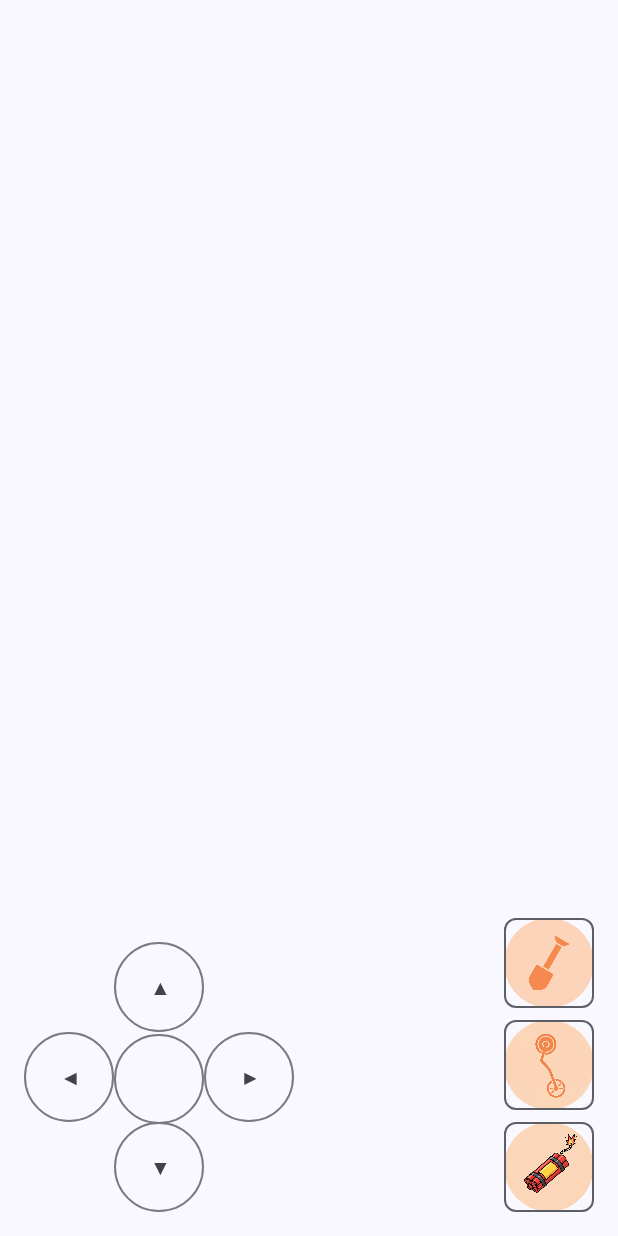
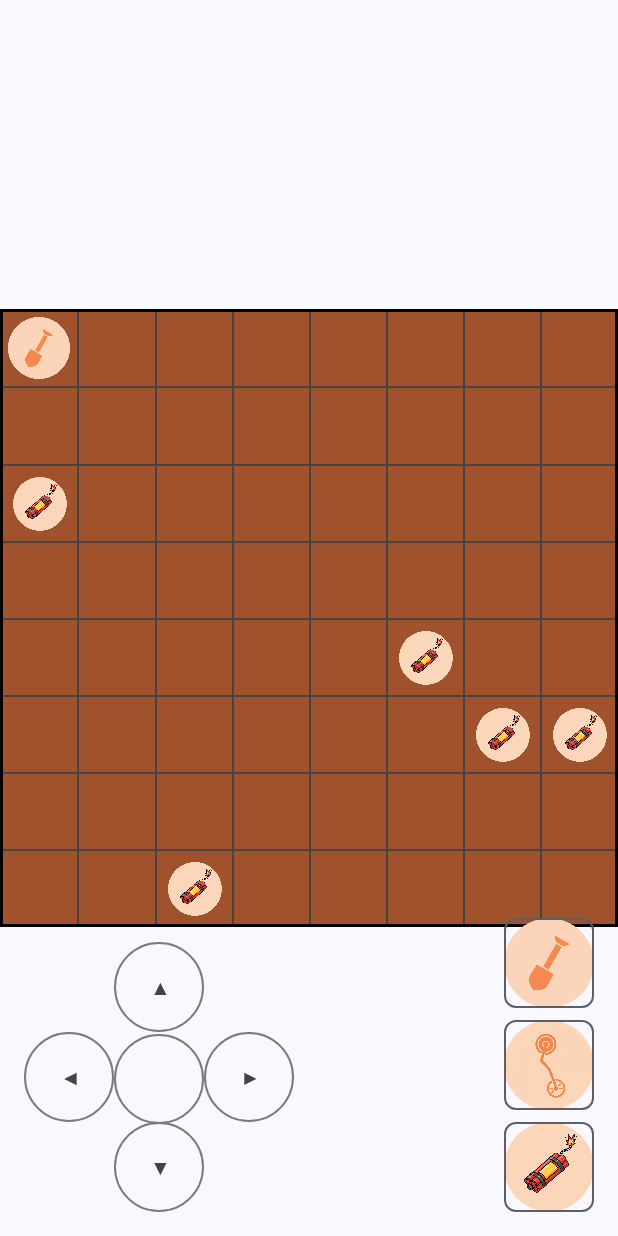
Before and after one commit to FabioSouzaF/TreasureHunt, an Android app built with Jetpack Compose: the screen it shows after launch (MainActivity), after a tap on an icon or button, on a phone screen of 412 x 824 dp. Run offline under Robolectric (Android 15) with nearby library versions, the phone set to English and light mode, and no system bars; our stand-ins replace Room's generated code; libraries missing offline, so code that uses them is left out: androidx.room.util.

Commit message:
movimentacao em grid

```diff
--- a/app/src/main/java/com/example/treasurehunt/Cell.kt
+++ b/app/src/main/java/com/example/treasurehunt/Cell.kt
@@ -1,10 +1,16 @@
 package com.example.treasurehunt
+
+import androidx.compose.runtime.getValue
+import androidx.compose.runtime.mutableStateOf
+import androidx.compose.runtime.setValue
 
 class Cell (
 
     val x: Int = 0,
     val y: Int = 0,
-    var content: CellContent = CellContent.EMPTY,
-    var isRevealed: Boolean = false
-
-)
+    initialContent: CellContent = CellContent.EMPTY,
+    initialIsRevealed: Boolean = false)
+{
+    var content by mutableStateOf(initialContent)
+    var isRevealed by mutableStateOf(initialIsRevealed)
+}
--- a/app/src/main/java/com/example/treasurehunt/GameGrid.kt
+++ b/app/src/main/java/com/example/treasurehunt/GameGrid.kt
@@ -22,7 +22,7 @@ import com.example.treasurehunt.ui.theme.TreasureHuntTheme // Seu tema
 
 //@SuppressLint("UnrememberedMutableState")
 @Composable
-fun GameGrid(gameState: GameState, grid: SnapshotStateList<SnapshotStateList<Cell>>, modifier: Modifier) {
+fun GameGrid(gameState: GameState, grid: List<List<Cell>>, modifier: Modifier) {
 
 //    var grid by remember { mutableStateOf(gameState.grid) }
 
--- a/app/src/main/java/com/example/treasurehunt/GameState.kt
+++ b/app/src/main/java/com/example/treasurehunt/GameState.kt
@@ -18,7 +18,7 @@ class GameState {
         for (i in 0 until gridSize) {
             val row = mutableStateListOf<Cell>()
             for (j in 0 until gridSize) {
-                row.add(Cell(x = j, y = i, content = CellContent.EMPTY))
+                row.add(Cell(x = j, y = i, initialContent = CellContent.EMPTY))
             }
             grid.add(row)
         }
@@ -43,25 +43,22 @@ class GameState {
         }
     }
 
-    fun movePlayer(newX: Int, newY: Int, grid: SnapshotStateList<SnapshotStateList<Cell>> = this.grid): SnapshotStateList<SnapshotStateList<Cell>> {
-
+    fun movePlayer(newX: Int, newY: Int) { // Não precisa mais do parâmetro grid nem do retorno
         if (newX < 0 || newX >= gridSize || newY < 0 || newY >= gridSize) {
             Log.i("aaaa","Limite do grid")
-            return grid
+            return
         }
-//        Log.i("", "entrou no MovePlayer")
 
         grid[playerPosition.second][playerPosition.first].content = CellContent.EMPTY
-
 
         playerPosition = Pair(newX, newY)
         Log.i("aaaa","movendo para ($newX, $newY)")
 
-
         grid[newY][newX].content = CellContent.PLAYER
         Log.i("aaaa","${grid[newY][newX].content}")
-        return grid
+        // Não precisa mais de "return grid"
     }
+
 
     // fun dig(x: Int, y: Int) { ... }
     // fun useMetalDetector(x: Int, y: Int) { ... }
--- a/app/src/main/java/com/example/treasurehunt/MainActivity.kt
+++ b/app/src/main/java/com/example/treasurehunt/MainActivity.kt
@@ -69,26 +69,29 @@ fun GameScreen() {
 
     Log.i("gameState","$gameState")
     Box(modifier = Modifier.fillMaxSize()) {
-//        Box(modifier = Modifier.align(Alignment.Center)
-//        ) {
-//            GameGrid(
-//                gameState = gameState,
-//                grid = grid,
-//                modifier = Modifier.align(Alignment.Center)
-//            )
-//        }
+        Box(modifier = Modifier.align(Alignment.Center)
+        ) {
+            GameGrid(
+                gameState = gameState,
+               grid = grid,
+                modifier = Modifier.align(Alignment.Center)
+            )
+        }
 
 
         DPadMovementControls(
             onMoveLeft = {
-                grid = gameState.movePlayer(gameState.playerPosition.first - 1, gameState.playerPosition.second)
-
+                gameState.movePlayer(gameState.playerPosition.first - 1, gameState.playerPosition.second)
             },
             onMoveRight = {
-                grid = gameState.movePlayer(gameState.playerPosition.first + 1, gameState.playerPosition.second)
-                },
-            onMoveUp = { grid = gameState.movePlayer(gameState.playerPosition.first, gameState.playerPosition.second - 1) },
-            onMoveDown = { grid = gameState.movePlayer(gameState.playerPosition.first, gameState.playerPosition.second + 1) }
+                gameState.movePlayer(gameState.playerPosition.first + 1, gameState.playerPosition.second)
+            },
+            onMoveUp = {
+                gameState.movePlayer(gameState.playerPosition.first, gameState.playerPosition.second - 1)
+            },
+            onMoveDown = {
+                gameState.movePlayer(gameState.playerPosition.first, gameState.playerPosition.second + 1)
+            }
         )
 
 
```
